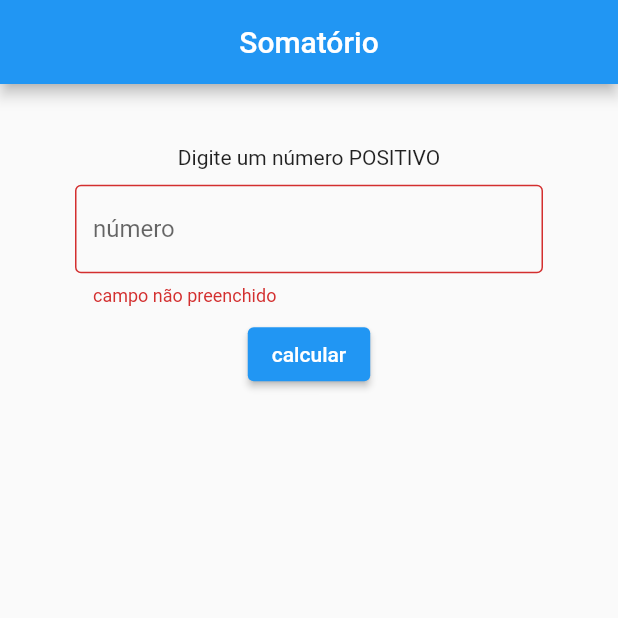
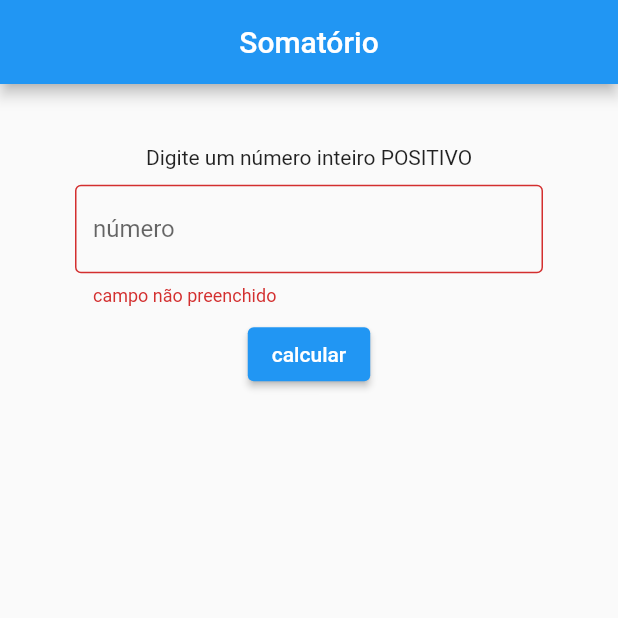
Before and after one commit to ArtthSilva/desafio-somatorio-flutter, a Flutter app: the screen it shows after launch, after a tap on "calcular", on a phone screen of 412 x 824 dp, the top half of it. Run offline on Flutter 3.47's test engine with Material 2 defaults, Android fonts, the phone set to English and light mode, and no system bars.

Commit message:
feat: add exceções personalizadas

```diff
--- a/lib/view/calculo_screen.dart
+++ b/lib/view/calculo_screen.dart
@@ -1,7 +1,6 @@
 import 'package:escribo_desafio/controller/calculo_controller.dart';
+import 'package:escribo_desafio/widgets/custom_textformfield.dart';
 import 'package:flutter/material.dart';
-import 'package:flutter/services.dart';
-
 class CalculoScreen extends StatelessWidget {
   CalculoScreen({super.key});
 
@@ -22,28 +21,12 @@ class CalculoScreen extends StatelessWidget {
           SizedBox(
             height: MediaQuery.sizeOf(context).height * 0.05,
           ),
-          const Text('Digite um número POSITIVO'),
+          const Text('Digite um número inteiro POSITIVO'),
           Container(
             margin: const EdgeInsets.only(left: 50, right: 50, top: 10),
             child: Form(
               key: _formKey,
-              child: TextFormField(
-                controller: _controller,
-                validator: (String? value) {
-                  if (value == null || value.isEmpty) {
-                    return 'campo não preenchido';
-                  } else if (value == '0') {
-                    return 'o numero 0 não é positivo, ele é neutro';
-                  }
-                  return null;
-                },
-                decoration: const InputDecoration(
-                    border: OutlineInputBorder(), labelText: 'número'),
-                keyboardType: TextInputType.number,
-                inputFormatters: [
-                  FilteringTextInputFormatter.digitsOnly,
-                ],
-              ),
+              child: CustomTextFormFieldWidget(controller: _controller)
             ),
           ),
           Padding(
@@ -51,7 +34,7 @@ class CalculoScreen extends StatelessWidget {
             child: ElevatedButton(
               onPressed: () {
                 if (_formKey.currentState?.validate() ?? false) {
-                  controller.calculate(int.parse(_controller.text));
+                  controller.somatorioDivisiveis(int.parse(_controller.text));
                   controller.mostrarResultado = true;
                 }
               },
--- /dev/null
+++ b/lib/widgets/custom_textformfield.dart
@@ -0,0 +1,28 @@
+import 'package:flutter/material.dart';
+import 'package:flutter/services.dart';
+
+class CustomTextFormFieldWidget extends StatelessWidget {
+  final TextEditingController controller;
+  const CustomTextFormFieldWidget({super.key, required this.controller});
+
+  @override
+  Widget build(BuildContext context) {
+    return TextFormField(
+      controller: controller,
+      validator: (String? value) {
+        if (value == null || value.isEmpty) {
+          return 'campo não preenchido';
+        } else if (value == '0') {
+          return 'o numero 0 não é positivo, ele é neutro';
+        }
+        return null;
+      },
+      decoration: const InputDecoration(
+          border: OutlineInputBorder(), labelText: 'número'),
+      keyboardType: TextInputType.number,
+      inputFormatters: [
+        FilteringTextInputFormatter.digitsOnly,
+      ],
+    );
+  }
+}
```
Also changed, not shown: lib/exceptions/numeros_nao_positivos_exception.dart (added, +14 -0 lines), 1 other file.
